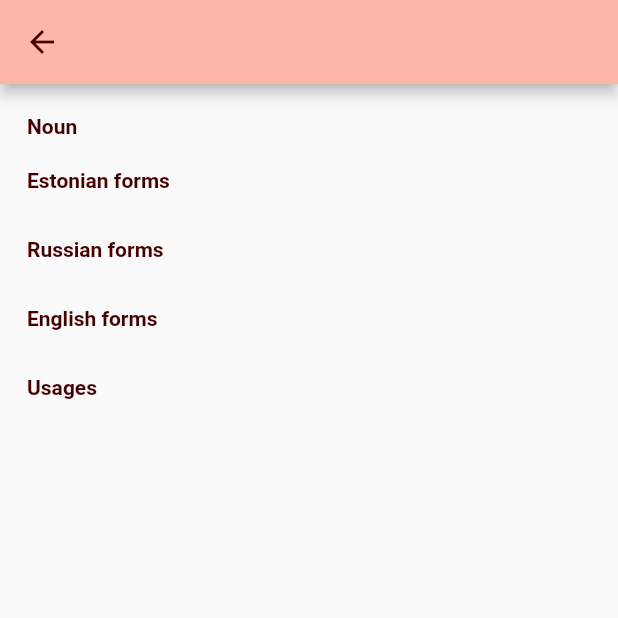
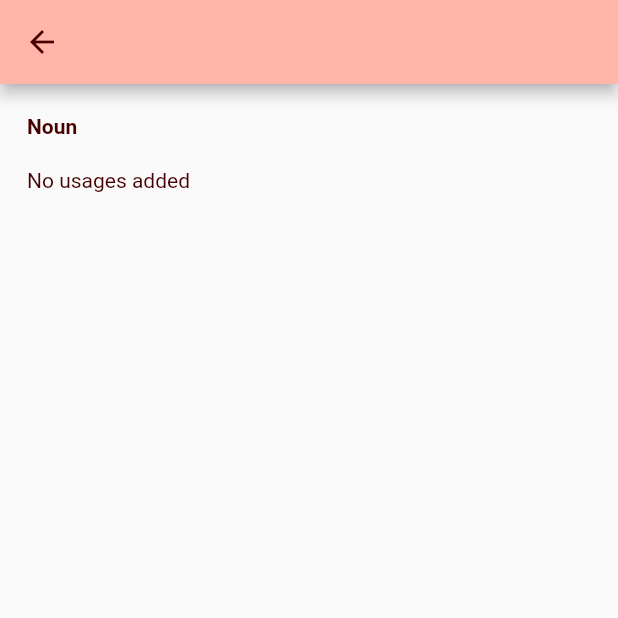
Before and after one commit to kirillsun1/estdict, a Flutter app: the WordPage screen opened directly with empty values, on a phone screen of 412 x 824 dp, the top half of it. Run offline on Flutter 3.47's test engine with Material 2 defaults, Android fonts, the phone set to English and light mode, and no system bars; our stand-ins replace bloc, drift, flutter_bloc; accounts and stored records are empty; generated files the repository leaves out were written again.

Commit message:
Improve Word Page

```diff
--- a/lib/app/word/word_page.dart
+++ b/lib/app/word/word_page.dart
@@ -13,6 +13,8 @@ class WordPage extends StatelessWidget {
 
   @override
   Widget build(BuildContext context) {
+    final notEmptyFormsGroups = _collectNotEmptyFormsGroups();
+
     return Scaffold(
       appBar: AppBar(
         title: Text(word.forms[primaryForm] ?? ""),
@@ -30,16 +32,13 @@ class WordPage extends StatelessWidget {
           SizedBox(
             height: 20,
           ),
-          for (var group in word.partOfSpeech.groupedForms)
+          for (var formsGroup in notEmptyFormsGroups)
             Padding(
               padding: EdgeInsets.only(left: 18, right: 18),
-              child: Section(title: group.name, children: [
+              child: Section(title: formsGroup.name, children: [
                 Row(
                   children: [
-                    for (var formType in [
-                      group.infinitive,
-                      ...group.optionalForms
-                    ])
+                    for (var formType in formsGroup.allForms)
                       if (word.forms.containsKey(formType))
                         Chip(label: Text(word.forms[formType]!))
                   ],
@@ -48,13 +47,29 @@ class WordPage extends StatelessWidget {
             ),
           Padding(
             padding: EdgeInsets.only(left: 18, right: 18),
-            child: Section(
-              title: "Usages",
-              children: [for (var usage in word.usages) Text(usage)],
-            ),
-          )
+            child: word.usages.isNotEmpty
+                ? Section(
+                    title: "Usages",
+                    children: [
+                      for (var usage in word.usages) ...[
+                        Text(usage),
+                        SizedBox(height: 10)
+                      ]
+                    ],
+                  )
+                : Text("No usages added"),
+          ),
         ],
       ),
     );
   }
+
+  List<FormsGroup> _collectNotEmptyFormsGroups() {
+    return word.partOfSpeech.groupedForms
+        .where((formsGroup) => formsGroup.allForms
+            .toSet()
+            .intersection(word.forms.keys.toSet())
+            .isNotEmpty)
+        .toList();
+  }
 }
--- a/lib/domain/word_configuration/word_forms_configuration.dart
+++ b/lib/domain/word_configuration/word_forms_configuration.dart
@@ -11,6 +11,10 @@ class FormsGroup {
       {required this.id,
       required this.infinitive,
       this.optionalForms = const []});
+
+  List<WordFormType> get allForms {
+    return [infinitive, ...optionalForms];
+  }
 
   String get name {
     return _names[id]!;
```
